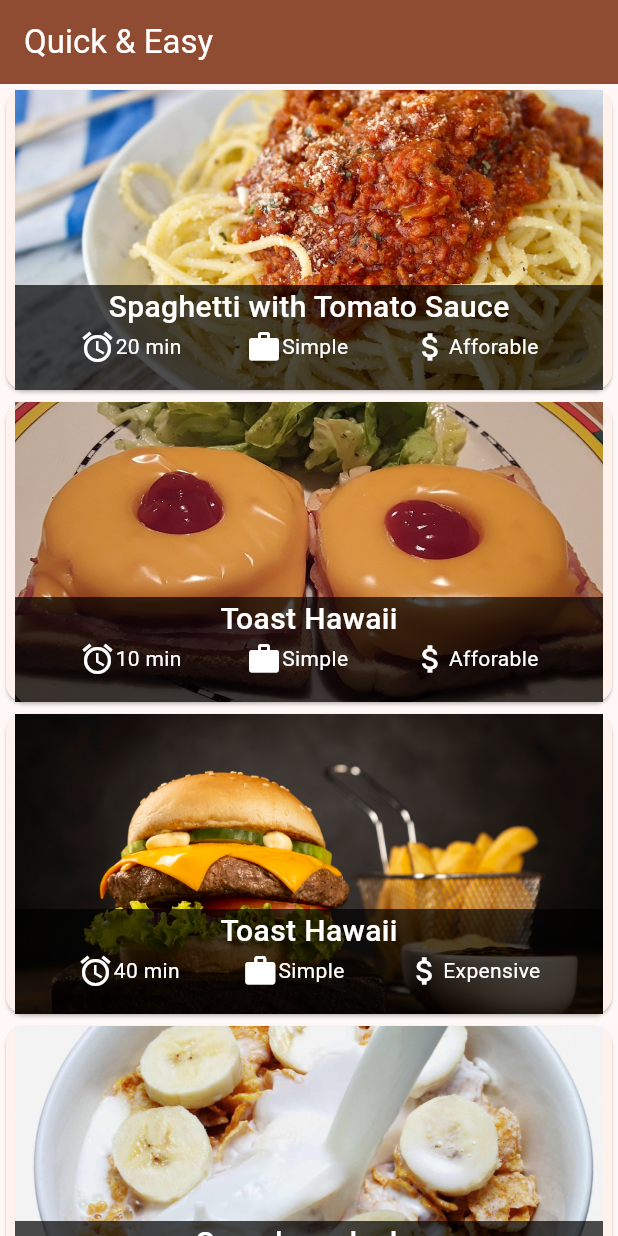
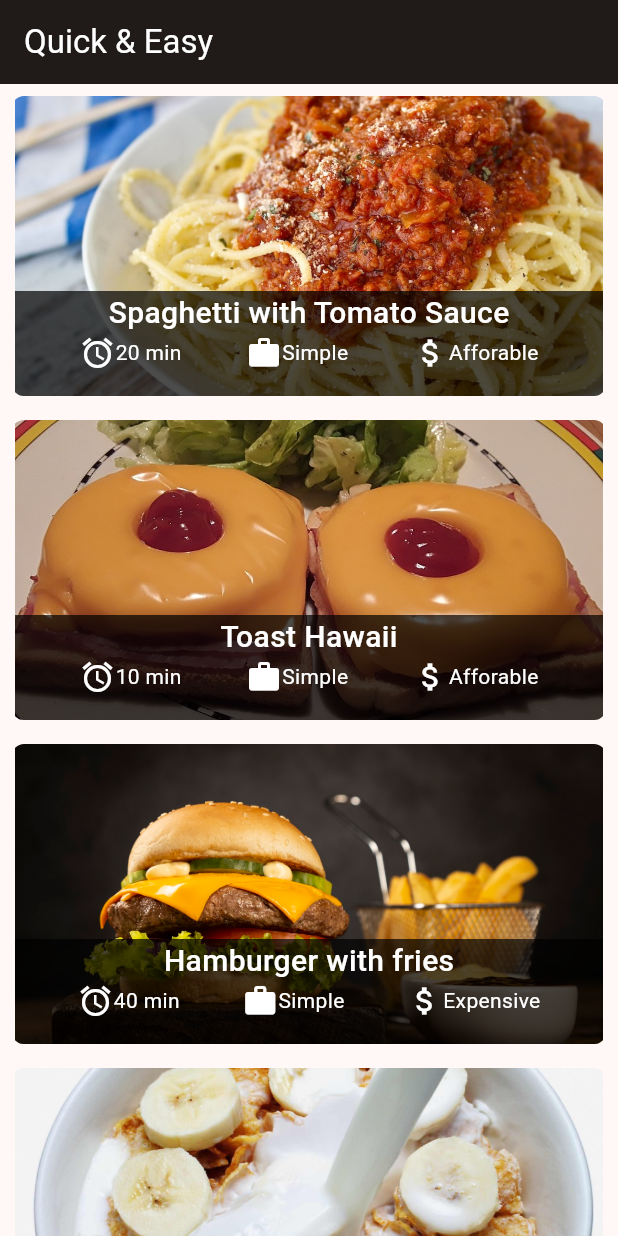
Before and after one commit to BamCurti/flutter-cookbook, a Flutter app: the screen it shows after launch, on a phone screen of 412 x 824 dp. Run offline on Flutter 3.47's test engine with Material 2 defaults, Android fonts, the phone set to English and light mode, and no system bars.

Commit message:
finished app, let's sleep

```diff
--- a/lib/Widgets/recipe.dart
+++ b/lib/Widgets/recipe.dart
@@ -1,5 +1,6 @@
 import 'package:flutter/material.dart';
 import 'package:cookbook/data/recipe.dart';
+import 'package:cookbook/pages/recipe_detail.dart';
 
 class RecipeIsland extends StatelessWidget {
   final RecipeInfo recipeInfo;
@@ -8,7 +9,10 @@ class RecipeIsland extends StatelessWidget {
   @override
   Widget build(BuildContext context) {
     return GestureDetector(
-      child: Card(
+      child: Padding(
+        padding: const EdgeInsets.all(8.0),
+        child: ClipRRect(
+          borderRadius: BorderRadius.circular(8.0),
           child: Stack(
             alignment: AlignmentDirectional.bottomCenter,
             children: [
@@ -24,8 +28,11 @@ class RecipeIsland extends StatelessWidget {
             ],
           ),
         ),
+      ),
       onTap: () {
-        print("I was clicked ${recipeInfo.title}");
+        Navigator.of(context).push(MaterialPageRoute(
+          builder: (context) => RecipeDetail(info: recipeInfo),
+        ));
       },
     );
   }
--- a/lib/data/recipe.dart
+++ b/lib/data/recipe.dart
@@ -6,6 +6,7 @@ class RecipeInfo {
   final String imagePath;
   final List<String> ingredients;
   final List<String> steps;
+  bool isFavorite = false;
 
   RecipeInfo(
       {required this.title,
@@ -17,6 +18,10 @@ class RecipeInfo {
       required this.steps});
 
   String time() => "$timeOfPreparation min";
+
+  toogleFavorite() {
+    isFavorite = !isFavorite;
+  }
 }
 
 var recipeDummyInfo = [
@@ -57,7 +62,7 @@ var recipeDummyInfo = [
         "boil the water - add the salt to it once it boils"
       ]),
   RecipeInfo(
-      title: "Toast Hawaii",
+      title: "Hamburger with fries",
       timeOfPreparation: 40,
       difficulty: "Simple",
       priceRange: "Expensive",
--- a/lib/pages/main_page.dart
+++ b/lib/pages/main_page.dart
@@ -13,7 +13,7 @@ class MainPage extends StatelessWidget {
           'Quick & Easy',
           style: TextStyle(color: Colors.white),
         ),
-        backgroundColor: Theme.of(context).colorScheme.primary,
+        backgroundColor: const Color.fromRGBO(32, 26, 24, 1),
       ),
       body: ListView.builder(
           itemCount: recipeDummyInfo.length,
```
Also changed, not shown: lib/pages/recipe_detail.dart (added, +86 -0 lines). Lines whose indentation alone changed are shown as unchanged.
